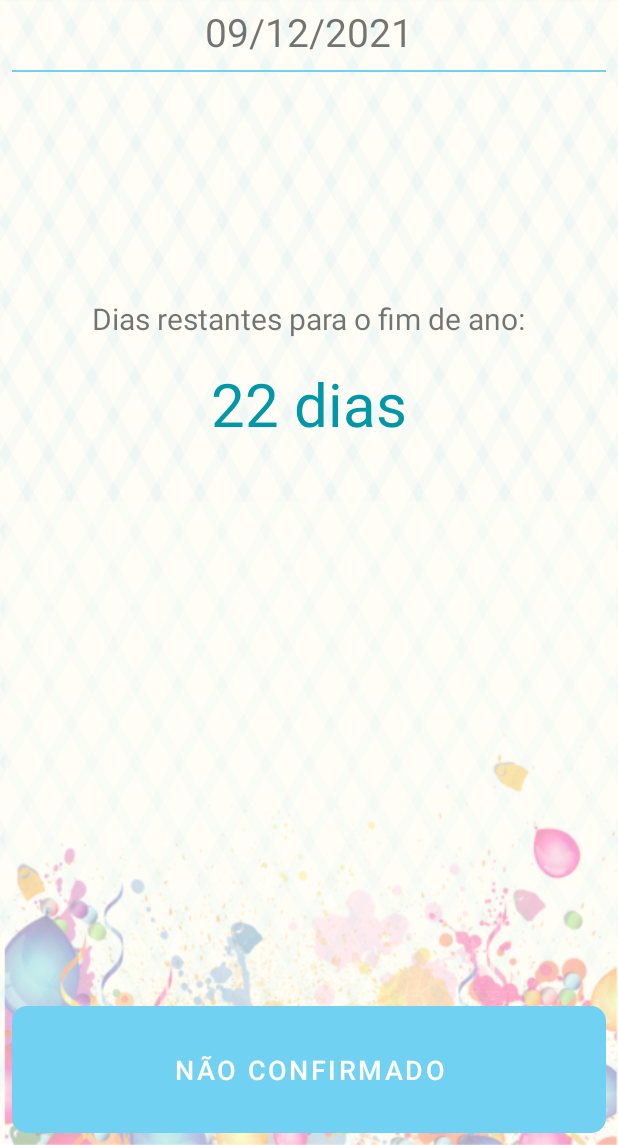
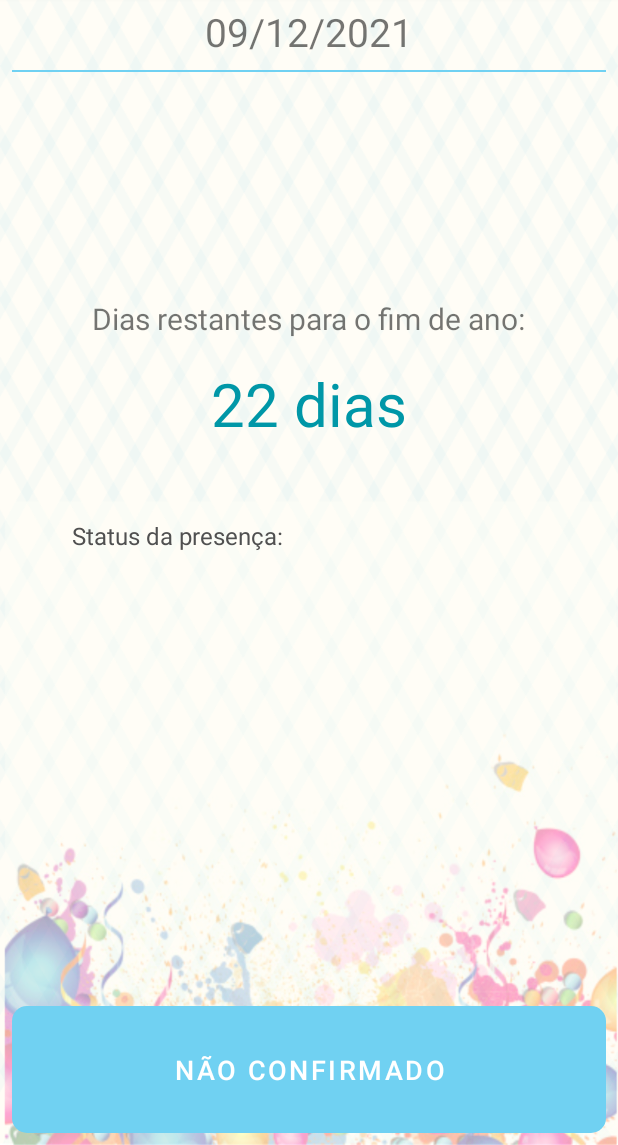
Before and after one commit to arthurmdros/HappyNewYear, an Android app: the screen it shows after launch (MainActivity), on a phone screen of 412 x 824 dp, the part 91-1236 px from its top. Run offline under Robolectric (Android 15) with nearby library versions, the light colour scheme and no system bars.

Commit message:
Adicionando elementos para informar status da presença

```diff
--- a/app/src/main/res/layout/activity_main.xml
+++ b/app/src/main/res/layout/activity_main.xml
@@ -43,6 +43,28 @@
         android:textColor="@color/colorPrimaryDark"
         android:textSize="40sp" />
 
+    <TextView
+        android:layout_width="wrap_content"
+        android:layout_height="wrap_content"
+        android:layout_below="@+id/text_days_left"
+        android:layout_marginTop="50dp"
+        android:layout_marginLeft="40dp"
+        android:text="Status da presença:"
+        android:textColor="@color/colorPrimaryText"
+        android:textSize="16sp" />
+
+    <TextView
+        android:id="@+id/value_presence"
+        android:layout_width="wrap_content"
+        android:layout_height="wrap_content"
+        android:layout_below="@+id/text_days_left"
+        android:layout_alignParentEnd="true"
+        android:layout_marginTop="50dp"
+        android:layout_marginRight="50dp"
+        android:text=""
+        android:textColor="@color/colorPrimaryText"
+        android:textSize="16sp" />
+
     <Button
         android:id="@+id/button_confirm"
         android:layout_width="match_parent"
@@ -50,7 +72,7 @@
         android:layout_alignParentBottom="true"
         android:background="@drawable/button_bg"
         android:padding="24dp"
-        android:text="SIM/NÃO/Não confirmado"
+        android:text="@string/confirmar_presenca"
         android:textColor="@color/colorTextWhite"
         android:textSize="18sp" />
 
```
